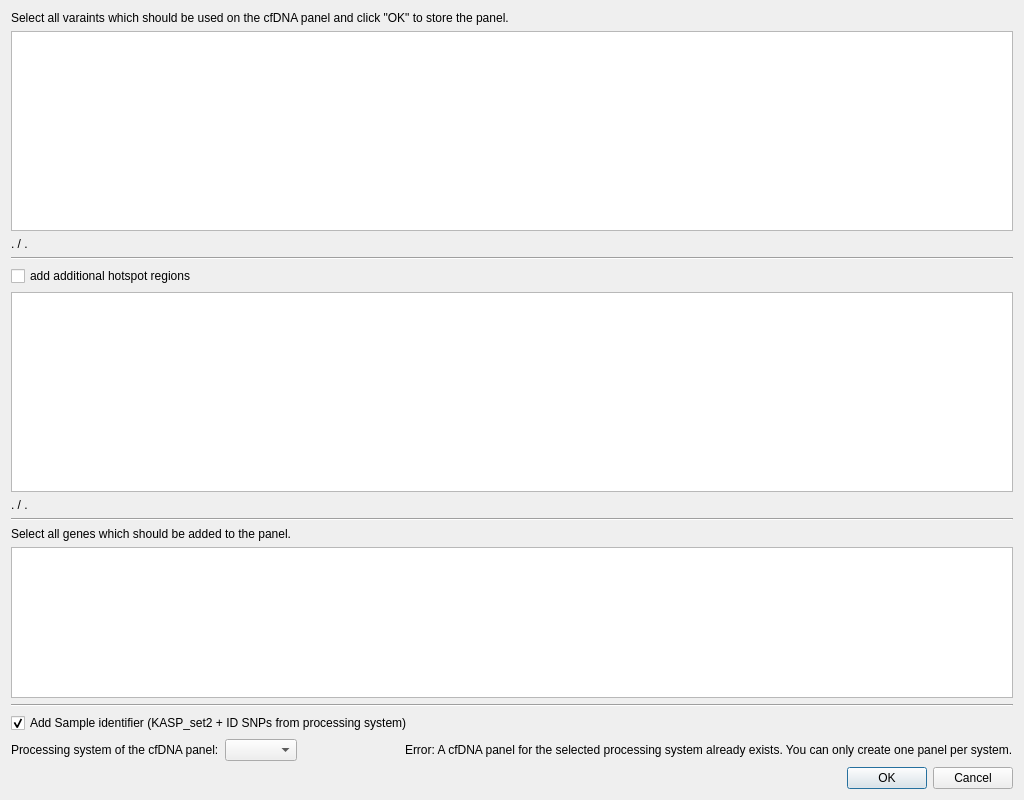
Before: the Qt Designer form src/GSvar/CfDNAPanelDesignDialog.ui in imgag/ngs-bits, drawn with Qt 5.
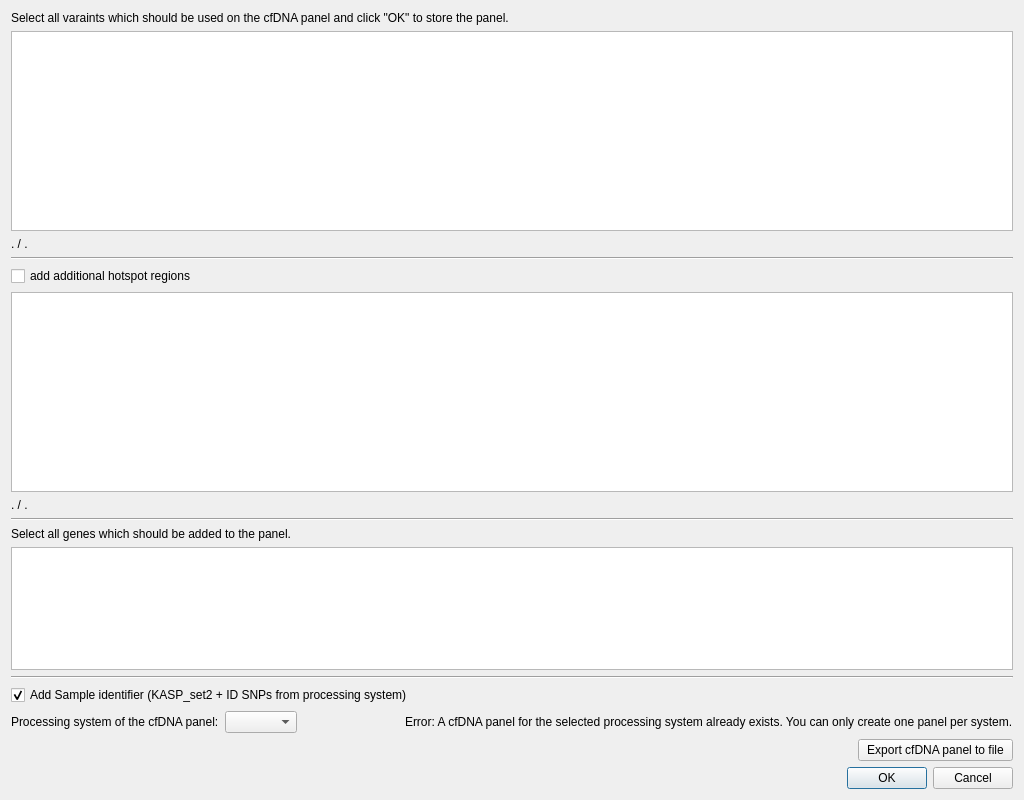
After: the same form once the commit is applied. Custom widgets are drawn as their Qt base class.

Commit message:
src/GSvar/CfDNAPanelBatchImport.cpp: finished first implementation
src/cppNGSD/resources/NGSD_schema.sql: set default value for cfDNA panel value 'removed_regions'

src/GSvar/CfDNAPanelDesignDialog.cpp: adapted to new umiVar input format (SNPs as VCF instead of BedFile)

src/GSvar/Resources/*_KASP_set2.vcf: modified to get a valid tumor/normal VCF

src/cppNGSD/NGSD.*: - fixed target region SNP extraction
                    - modified CfdnaPanelInfo to hold only DB ids

```diff
--- a/src/GSvar/CfDNAPanelDesignDialog.ui
+++ b/src/GSvar/CfDNAPanelDesignDialog.ui
@@ -162,6 +162,36 @@
      </item>
     </layout>
    </item>
+   <item>
+    <layout class="QHBoxLayout" name="horizontalLayout_2">
+     <item>
+      <spacer name="horizontalSpacer_2">
+       <property name="orientation">
+        <enum>Qt::Horizontal</enum>
+       </property>
+       <property name="sizeHint" stdset="0">
+        <size>
+         <width>40</width>
+         <height>20</height>
+        </size>
+       </property>
+      </spacer>
+     </item>
+     <item>
+      <widget class="QPushButton" name="b_export_panel">
+       <property name="minimumSize">
+        <size>
+         <width>155</width>
+         <height>0</height>
+        </size>
+       </property>
+       <property name="text">
+        <string>Export cfDNA panel to file</string>
+       </property>
+      </widget>
+     </item>
+    </layout>
+   </item>
    <item>
     <widget class="QDialogButtonBox" name="buttonBox">
      <property name="orientation">
```
The commit also changes 16 other files.
